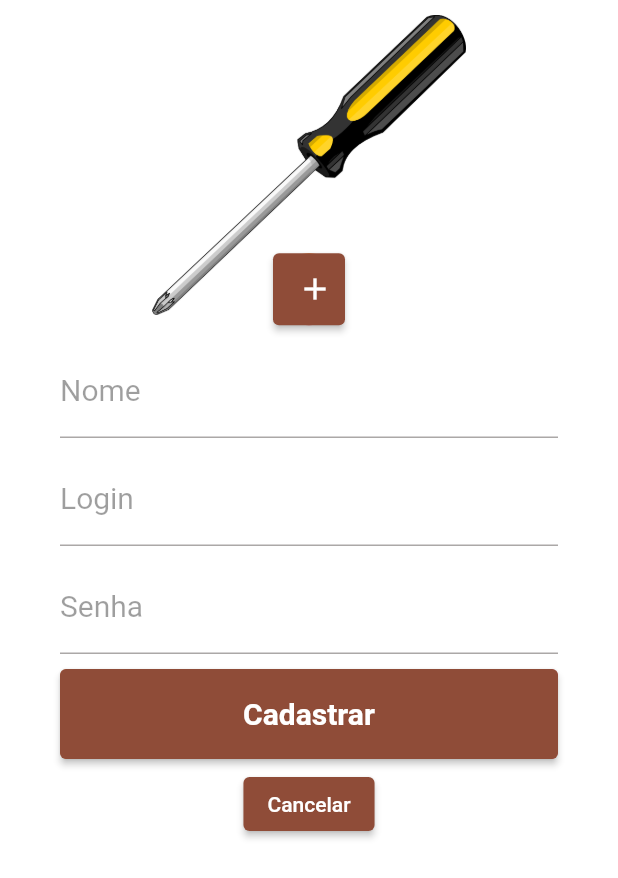
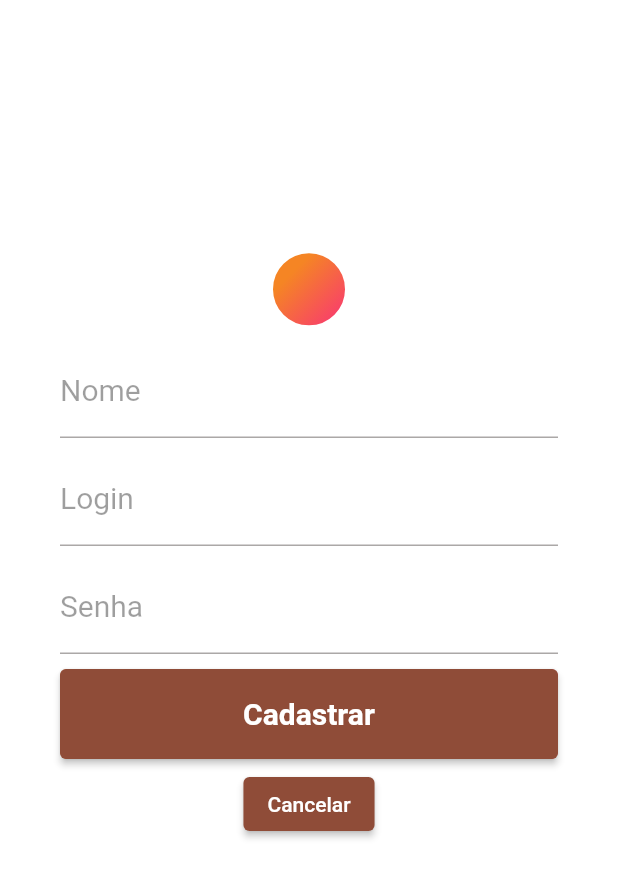
Before and after one commit to rafael0121/BuildFlow, a Flutter app: the SignupPage screen opened by its route, on a phone screen of 412 x 824 dp. Shown: the top 878 px of the screen. Run offline on Flutter 3.47's test engine with Material 2 defaults, Android fonts, the light colour scheme and no system bars; our stand-ins replace cloud_firestore, firebase_core; accounts and stored records are empty; generated files the repository leaves out were written again; network calls fail.

```diff
--- a/lib/database.dart
+++ b/lib/database.dart
@@ -34,7 +34,6 @@ Future<bool> check_login(String? login, String? password) async {
       .get()
       .then((QuerySnapshot querySnapshot) {
     if (querySnapshot.size > 0) {
-      save_cred?.login = login;
       return true;
     } else {
       return false;
--- a/lib/login_page.dart
+++ b/lib/login_page.dart
@@ -154,7 +154,6 @@ class _LoginPageState extends State<LoginPage> {
                               login_insert, password_insert)) {
                             _formKey_Login.currentState!.reset();
                             _formKey_Password.currentState!.reset();
-                            save_cred?.login = login_insert;
                             Navigator.pushNamed(context, "/home", arguments: login_insert);
                           } else {
                             final snackBar = SnackBar(
--- a/lib/main.dart
+++ b/lib/main.dart
@@ -14,17 +14,12 @@ import 'construction_page.dart';
 import 'reset-password.page.dart';
 import 'database.dart';
 
-Save_cred? save_cred;
 void main() async {
   WidgetsFlutterBinding.ensureInitialized();
   await Firebase.initializeApp(
     options: DefaultFirebaseOptions.currentPlatform,
   );
   runApp(MyApp());
-}
-
-class Save_cred {
-  String? login;
 }
 
 class MyApp extends StatelessWidget {
--- a/lib/signup.page.dart
+++ b/lib/signup.page.dart
@@ -29,13 +29,7 @@ class _SignupPageState extends State<SignupPage> {
               width: 200,
               height: 200,
               alignment: Alignment(0.0, 1.15),
-              decoration: BoxDecoration(
-                // ignore: unnecessary_new, prefer_const_constructors
-                image: new DecorationImage(
-                  image: AssetImage("images/fenda.png"),
-                  fit: BoxFit.fitHeight,
-                ),
-              ),
+
               child: Container(
                 height: 56,
                 width: 56,
@@ -56,15 +50,6 @@ class _SignupPageState extends State<SignupPage> {
                   ),
                   borderRadius: BorderRadius.all(
                     const Radius.circular(56),
-                  ),
-                ),
-                child: SizedBox.expand(
-                  child: ElevatedButton(
-                    child: Icon(
-                      Icons.add,
-                      color: Colors.white,
-                    ),
-                    onPressed: () {},
                   ),
                 ),
               ),
```
Also changed, not shown: lib/construction_page.dart (+22 -10 lines), 1 other file.
